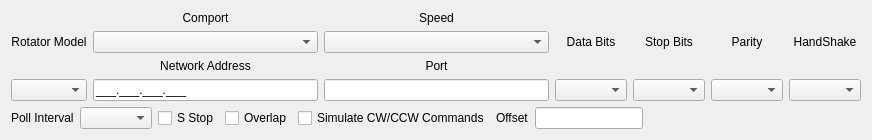
The window that mqt/MqtRotator/rotsetupform.ui (zsteva/backup-minos2) describes before a commit, drawn with Qt 5.
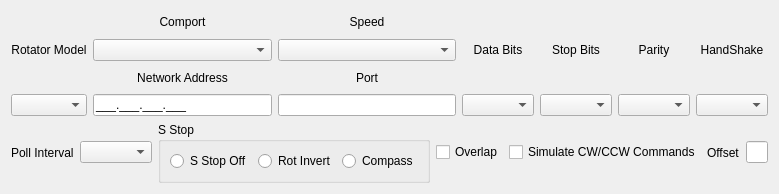
The same window after the commit.

Commit message: added the start of south stop support for rotators 0-360, including compass sensor

```diff
--- a/mqt/MqtRotator/rotsetupform.ui
+++ b/mqt/MqtRotator/rotsetupform.ui
@@ -2,6 +2,14 @@
 <ui version="4.0">
  <class>rotSetupForm</class>
  <widget class="QWidget" name="rotSetupForm">
+  <property name="geometry">
+   <rect>
+    <x>0</x>
+    <y>0</y>
+    <width>759</width>
+    <height>194</height>
+   </rect>
+  </property>
   <property name="windowTitle">
    <string>Form</string>
   </property>
@@ -164,7 +172,9 @@
     </layout>
    </item>
    <item>
-    <layout class="QHBoxLayout" name="horizontalLayout_2">
+    <layout class="QHBoxLayout" name="horizontalLayout_8">
+     <item>
+      <layout class="QHBoxLayout" name="horizontalLayout_4">
      <item>
       <widget class="QLabel" name="intervallbl">
        <property name="text">
@@ -175,11 +185,42 @@
      <item>
       <widget class="QComboBox" name="pollInterval"/>
      </item>
+      </layout>
+     </item>
      <item>
-      <widget class="QCheckBox" name="chkStop">
-       <property name="text">
+      <layout class="QHBoxLayout" name="horizontalLayout_5">
+       <item>
+        <widget class="QGroupBox" name="sStopFrame">
+         <property name="title">
         <string>S Stop</string>
        </property>
+         <layout class="QHBoxLayout" name="horizontalLayout_9">
+          <item>
+           <layout class="QHBoxLayout" name="horizontalLayout_2">
+            <item>
+             <widget class="QRadioButton" name="sStopOffBut">
+              <property name="text">
+               <string>S Stop Off</string>
+              </property>
+             </widget>
+            </item>
+            <item>
+             <widget class="QRadioButton" name="rotInvertBut">
+              <property name="text">
+               <string>Rot Invert</string>
+              </property>
+             </widget>
+            </item>
+            <item>
+             <widget class="QRadioButton" name="compassBut">
+              <property name="text">
+               <string>Compass</string>
+              </property>
+             </widget>
+            </item>
+           </layout>
+          </item>
+         </layout>
       </widget>
      </item>
      <item>
@@ -189,6 +230,10 @@
        </property>
       </widget>
      </item>
+      </layout>
+     </item>
+     <item>
+      <layout class="QHBoxLayout" name="horizontalLayout_7">
      <item>
       <widget class="QCheckBox" name="simCW_CCWcmd">
        <property name="text">
@@ -197,6 +242,8 @@
       </widget>
      </item>
      <item>
+        <layout class="QHBoxLayout" name="horizontalLayout_6">
+         <item>
       <widget class="QLabel" name="offSetLbl">
        <property name="text">
         <string>Offset</string>
@@ -212,6 +259,10 @@
         <number>3</number>
        </property>
       </widget>
+         </item>
+        </layout>
+       </item>
+      </layout>
      </item>
      <item>
       <spacer name="horizontalSpacer_10">
```
Lines whose indentation alone changed are shown as unchanged. The commit also changes 6 other files.
